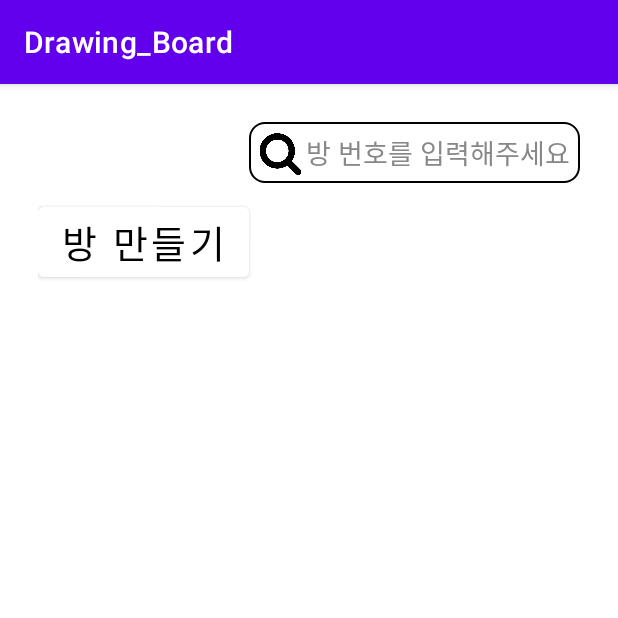
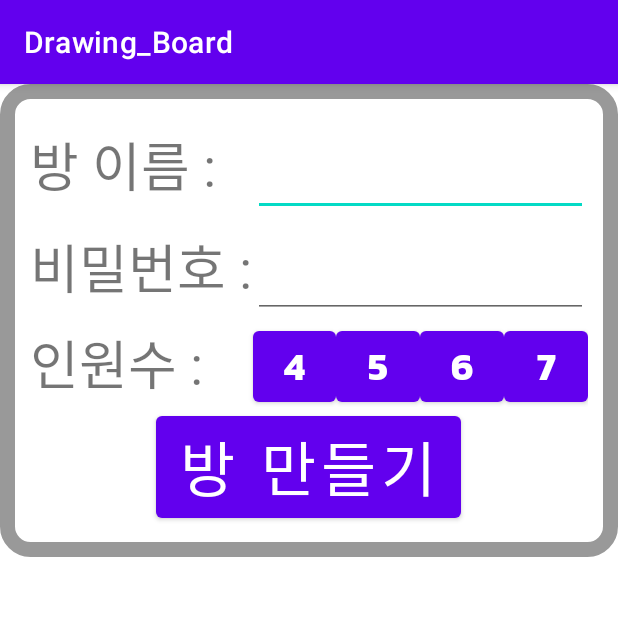
Before and after one commit to endeoddl19/drawing-board, an Android app: the screen it shows after launch (Menu before the commit, Create after it), after a tap on "방 만들기", on a phone screen of 412 x 824 dp, the top half of it. Run offline under Robolectric (Android 15) with nearby library versions, the light colour scheme and no system bars; our stand-ins replace Firebase (no records; nobody signed in at launch, a user with empty details on screens opened directly).

Commit message:
menu 기능 구현중_방생성&방목록

```diff
--- a/Drawing_Board/app/src/main/AndroidManifest.xml
+++ b/Drawing_Board/app/src/main/AndroidManifest.xml
@@ -10,7 +10,8 @@
         android:roundIcon="@mipmap/ic_launcher_round"
         android:supportsRtl="true"
         android:theme="@style/Theme.Drawing_Board">
-        <activity android:name=".Menu"></activity>
+        <activity android:name=".Create"></activity>
+        <activity android:name=".Menu" />
         <activity android:name=".LaunchActivity">
             <intent-filter>
                 <action android:name="android.intent.action.MAIN" />
@@ -23,7 +24,7 @@
             tools:ignore="Instantiatable" />
         <activity
             android:name=".MainActivity"
-            android:theme="@style/Theme.Drawing_Board.NoActionBar"></activity>
+            android:theme="@style/Theme.Drawing_Board.NoActionBar" />
     </application>
 
 </manifest>
--- /dev/null
+++ b/Drawing_Board/app/src/main/java/com/example/drawing_board/Create.java
@@ -0,0 +1,14 @@
+package com.example.drawing_board;
+
+import androidx.appcompat.app.AppCompatActivity;
+
+import android.os.Bundle;
+
+public class Create extends AppCompatActivity {
+
+    @Override
+    protected void onCreate(Bundle savedInstanceState) {
+        super.onCreate(savedInstanceState);
+        setContentView(R.layout.activity_create);
+    }
+}
--- /dev/null
+++ b/Drawing_Board/app/src/main/java/com/example/drawing_board/CustomAdapter.java
@@ -0,0 +1,61 @@
+package com.example.drawing_board;
+
+import androidx.annotation.NonNull;
+import androidx.recyclerview.widget.RecyclerView;
+import android.util.TypedValue;
+import android.view.Gravity;
+import android.view.LayoutInflater;
+import android.view.View;
+import android.view.ViewGroup;
+import android.widget.ImageView;
+import android.widget.TextView;
+
+import java.util.ArrayList;
+
+
+public class CustomAdapter extends RecyclerView.Adapter<CustomAdapter.CustomViewHolder> {
+
+    private ArrayList<Room> mList;
+
+    public class CustomViewHolder extends RecyclerView.ViewHolder {
+        protected TextView room_id;
+        protected TextView room_name;
+        protected TextView players;
+        public CustomViewHolder(View view) {
+            super(view);
+            this.room_id = (TextView) view.findViewById(R.id.room_id);
+            this.room_name = (TextView) view.findViewById(R.id.room_name);
+            this.players = (TextView) view.findViewById(R.id.players);
+        }
+    }
+
+
+    public CustomAdapter(ArrayList<Room> list) {
+        this.mList = list;
+    }
+
+
+
+    @Override
+    public CustomViewHolder onCreateViewHolder(ViewGroup viewGroup, int viewType) {
+
+        View view = LayoutInflater.from(viewGroup.getContext())
+                .inflate(R.layout.room_list, viewGroup, false);
+
+        CustomViewHolder viewHolder = new CustomViewHolder(view);
+
+        return viewHolder;
+    }
+
+    @Override
+    public void onBindViewHolder(@NonNull CustomViewHolder viewholder, int position) {
+        viewholder.room_id.setText(mList.get(position).getRoom_id());
+        viewholder.room_name.setText(mList.get(position).getRoom_name());
+        viewholder.players.setText(mList.get(position).getPlayers());
+    }
+
+    @Override
+    public int getItemCount() {
+        return (null != mList ? mList.size() : 0);
+    }
+}
--- a/Drawing_Board/app/src/main/java/com/example/drawing_board/Menu.java
+++ b/Drawing_Board/app/src/main/java/com/example/drawing_board/Menu.java
@@ -4,6 +4,8 @@ import androidx.annotation.NonNull;
 import androidx.appcompat.app.AppCompatActivity;
 
 import android.content.Intent;
+import android.graphics.drawable.Drawable;
+import android.media.Image;
 import android.os.Bundle;
 import android.view.LayoutInflater;
 import android.view.View;
@@ -20,98 +22,55 @@ import androidx.recyclerview.widget.RecyclerView;
 import androidx.recyclerview.widget.LinearLayoutManager;
 
 
+import com.google.firebase.database.DatabaseReference;
+
 import java.util.ArrayList;
 import java.util.Dictionary;
 
 public class Menu extends AppCompatActivity {
 
-    RecyclerView recyclerview;
-    private CustomAdapter adapter;
-    RecyclerView.LayoutManager layoutManager;
     private TextView room_id, room_name, players;
     private ImageView key;
     private LinearLayout room;
-    private ArrayList<Room> roomList;
+    private ArrayList<Room> mArrayList;
+    private CustomAdapter mAdapter;
+    DatabaseReference DB;
 
     @Override
     protected void onCreate(Bundle savedInstanceState) {
         super.onCreate(savedInstanceState);
         setContentView(R.layout.activity_menu);
-        recyclerview = findViewById(R.id.room_list);
-        recyclerview.setLayoutManager(layoutManager);
-        recyclerview.setHasFixedSize(true);
-        adapter = new CustomAdapter(roomList);
-        recyclerview.setAdapter(adapter);
+        RecyclerView mRecyclerView = (RecyclerView) findViewById(R.id.room_list);
+        LinearLayoutManager mLinearLayoutManager = new LinearLayoutManager(this);
+        mRecyclerView.setLayoutManager(mLinearLayoutManager);
 
-        DividerItemDecoration dividerItemDecoration = new DividerItemDecoration(recyclerview.getContext(),
-                layoutManager.getLayoutDirection());
-        recyclerview.addItemDecoration(dividerItemDecoration);
+        mArrayList = new ArrayList<>();
+        mAdapter = new CustomAdapter( mArrayList);
+        mRecyclerView.setAdapter(mAdapter);
+
+        DividerItemDecoration dividerItemDecoration = new DividerItemDecoration(mRecyclerView.getContext(),
+                mLinearLayoutManager.getOrientation());
+        mRecyclerView.addItemDecoration(dividerItemDecoration);
+
 
         room = findViewById(R.id.room);
         room_id = findViewById(R.id.room_id);
-        String str_room_id = room_id.toString();
+        //String str_room_id = room_id.getText().toString();
         room_name = findViewById(R.id.room_name);
-        String str_room_name = room_name.toString();
-        room.setOnClickListener(view -> {
-            Intent intent = new Intent(getApplicationContext(), MainActivity.class);
-            intent.putExtra("room_id",str_room_id);
-            intent.putExtra("room_name",str_room_name);
-        });
+        //String str_room_name = room_name.getText().toString();
+//        room.setOnClickListener(view -> {
+//            Intent intent = new Intent(getApplicationContext(), MainActivity.class);
+//            //intent.putExtra("room_id",str_room_id);
+//            //intent.putExtra("room_name",str_room_name);
+//        });
 
         Button buttonInsert = (Button)findViewById(R.id.create);
         buttonInsert.setOnClickListener(new View.OnClickListener() {
             @Override
             public void onClick(View v) {
-
-                //Room data = new Room(count+"","Apple" + count, "사과" + count);
-
-                //roomList.add(data); // RecyclerView의 마지막 줄에 삽입
-
-                adapter.notifyDataSetChanged();             }
+                Intent intent = new Intent(getApplicationContext(), Create.class);
+                startActivity(intent);
+                }
         });
     }
-
-
-    public class CustomAdapter extends RecyclerView.Adapter<CustomAdapter.ViewHolder> {
-
-        public class ViewHolder extends RecyclerView.ViewHolder {
-
-            public ViewHolder(View view) {
-                super(view);
-
-                room_id = (TextView) view.findViewById(R.id.room_id);
-                room_name = (TextView) view.findViewById(R.id.room_name);
-                players = (TextView) view.findViewById(R.id.players);
-            }
-
-            public TextView getTextView(TextView view) {
-                return view;
-            }
-        }
-
-        public CustomAdapter(ArrayList dataSet) {
-            roomList = dataSet;
-        }
-
-        @Override
-        public ViewHolder onCreateViewHolder(ViewGroup viewGroup, int viewType) {
-            // Create a new view, which defines the UI of the list item
-            View view = LayoutInflater.from(viewGroup.getContext())
-                    .inflate(R.layout.room_list, viewGroup, false);
-
-            return new ViewHolder(view);
-        }
-
-        @Override
-        public void onBindViewHolder(ViewHolder viewHolder, final int position) {
-            viewHolder.getTextView(room_id).setText(roomList.get(position).getRoom_id());
-            viewHolder.getTextView(room_name).setText(roomList.get(position).getRoom_name());
-            viewHolder.getTextView(players).setText(roomList.get(position).getPlayers());
-        }
-
-        @Override
-        public int getItemCount() {
-            return roomList.size();
-        }
-    }
 }
--- /dev/null
+++ b/Drawing_Board/app/src/main/res/drawable-v24/create_bound.xml
@@ -0,0 +1,14 @@
+<?xml version="1.0" encoding="utf-8"?>
+<shape xmlns:android="http://schemas.android.com/apk/res/android" android:shape="rectangle" >
+    <corners
+        android:radius="15dp"
+        />
+    <size
+        android:width="100dp"
+        android:height="180dp"
+        />
+    <stroke
+        android:width="10dp"
+        android:color="#999999"
+        />
+</shape>
--- /dev/null
+++ b/Drawing_Board/app/src/main/res/layout/activity_create.xml
@@ -0,0 +1,128 @@
+<?xml version="1.0" encoding="utf-8"?>
+<androidx.constraintlayout.widget.ConstraintLayout xmlns:android="http://schemas.android.com/apk/res/android"
+    xmlns:app="http://schemas.android.com/apk/res-auto"
+    xmlns:tools="http://schemas.android.com/tools"
+    android:layout_width="match_parent"
+    android:layout_height="match_parent"
+    tools:context=".Create">
+
+    <RelativeLayout
+        android:layout_width="match_parent"
+        android:layout_height="match_parent"
+        android:background="@android:color/transparent">
+
+        <LinearLayout
+            android:layout_width="match_parent"
+            android:layout_height="wrap_content"
+            android:orientation="vertical"
+            android:gravity="center"
+            android:background="@drawable/create_bound"
+            android:padding="20dp"
+            android:weightSum="1">
+            <LinearLayout
+                android:id="@+id/roomname"
+                android:layout_width="match_parent"
+                android:layout_height="wrap_content"
+                android:orientation="horizontal"
+                android:gravity="center"
+                android:weightSum="1">
+                <TextView
+                    android:layout_width="0dp"
+                    android:layout_height="wrap_content"
+                    android:layout_weight=".4"
+                    android:fontFamily="@font/blackhansans_regular"
+                    android:text="방 이름 : "
+                    android:gravity="left|center_vertical"
+                    android:textSize="35sp" />
+                <EditText
+                    android:layout_width="0dp"
+                    android:layout_weight=".6"
+                    android:layout_height="wrap_content"
+                    android:gravity="center"
+                    android:textSize="35sp" />
+            </LinearLayout>
+
+            <LinearLayout
+                android:id="@+id/roompwd"
+                android:layout_width="match_parent"
+                android:layout_height="wrap_content"
+                android:orientation="horizontal"
+                android:layout_below="@id/roomname"
+                android:gravity="center"
+                android:weightSum="1">
+                <TextView
+                    android:id="@+id/room_pwd_insert"
+                    android:layout_width="0dp"
+                    android:layout_height="wrap_content"
+                    android:layout_weight=".4"
+                    android:text="비밀번호 : "
+                    android:gravity="left|center_vertical"
+                    android:textSize="35sp"
+                    android:fontFamily="@font/blackhansans_regular"/>
+                <EditText
+                    android:layout_width="0dp"
+                    android:layout_height="wrap_content"
+                    android:layout_weight=".6"
+                    android:gravity="center"
+                    android:textSize="35sp"/>
+            </LinearLayout>
+
+            <LinearLayout
+                android:layout_width="match_parent"
+                android:layout_height="wrap_content"
+                android:orientation="horizontal"
+                android:weightSum="1"
+                android:layout_below="@id/roompwd">
+                <TextView
+                    android:layout_width="0dp"
+                    android:layout_height="match_parent"
+                    android:layout_weight=".4"
+                    android:gravity="left|center_vertical"
+                    android:text="인원수 : "
+                    android:textSize="35sp"
+                    android:fontFamily="@font/blackhansans_regular"/>
+                <Button
+                    android:id="@+id/four_btn"
+                    android:layout_width="0dp"
+                    android:layout_height="wrap_content"
+                    android:text="4"
+                    android:textSize="25sp"
+                    android:fontFamily="@font/kanit_bold"
+                    android:layout_weight=".15"/>
+                <Button
+                    android:id="@+id/five_btn"
+                    android:layout_width="0dp"
+                    android:layout_height="wrap_content"
+                    android:text="5"
+                    android:textSize="25sp"
+                    android:fontFamily="@font/kanit_bold"
+                    android:layout_weight=".15"/>
+                <Button
+                    android:id="@+id/six_btn"
+                    android:layout_width="0dp"
+                    android:layout_height="wrap_content"
+                    android:text="6"
+                    android:textSize="25sp"
+                    android:fontFamily="@font/kanit_bold"
+                    android:layout_weight=".15"/>
+                <Button
+                    android:id="@+id/seven_btn"
+                    android:layout_width="0dp"
+                    android:layout_height="wrap_content"
+                    android:text="7"
+                    android:textSize="25sp"
+                    android:fontFamily="@font/kanit_bold"
+                    android:layout_weight=".15"/>
+            </LinearLayout>
+            <Button
+                android:id="@+id/create_btn"
+                android:layout_width="wrap_content"
+                android:layout_height="wrap_content"
+                android:text="방 만들기"
+                android:textSize="40sp"
+                android:textColor="#FFFFFF"
+                android:fontFamily="@font/blackhansans_regular"/>
+        </LinearLayout>
+    </RelativeLayout>
+
+</androidx.constraintlayout.widget.ConstraintLayout>
```
Also changed, not shown: Drawing_Board/app/build.gradle (+15 -2 lines), Drawing_Board/app/src/main/java/com/example/drawing_board/Room.java (+13 -7 lines), Drawing_Board/app/src/main/res/values/colors.xml (+10 -0 lines), Drawing_Board/app/src/main/res/values/themes.xml (+9 -0 lines), 1 other file.
